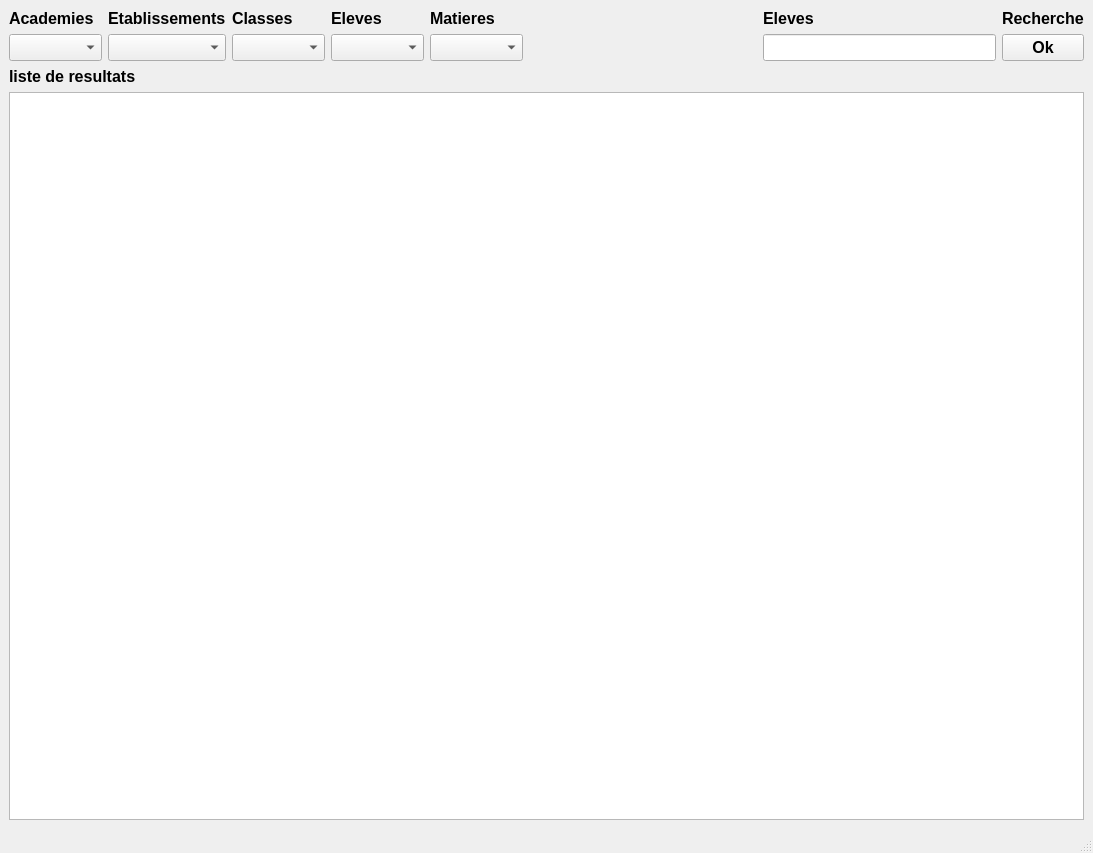
The window that elevRechDesign.ui (ludoovic/gestionClas) describes before a commit, drawn with Qt 5.
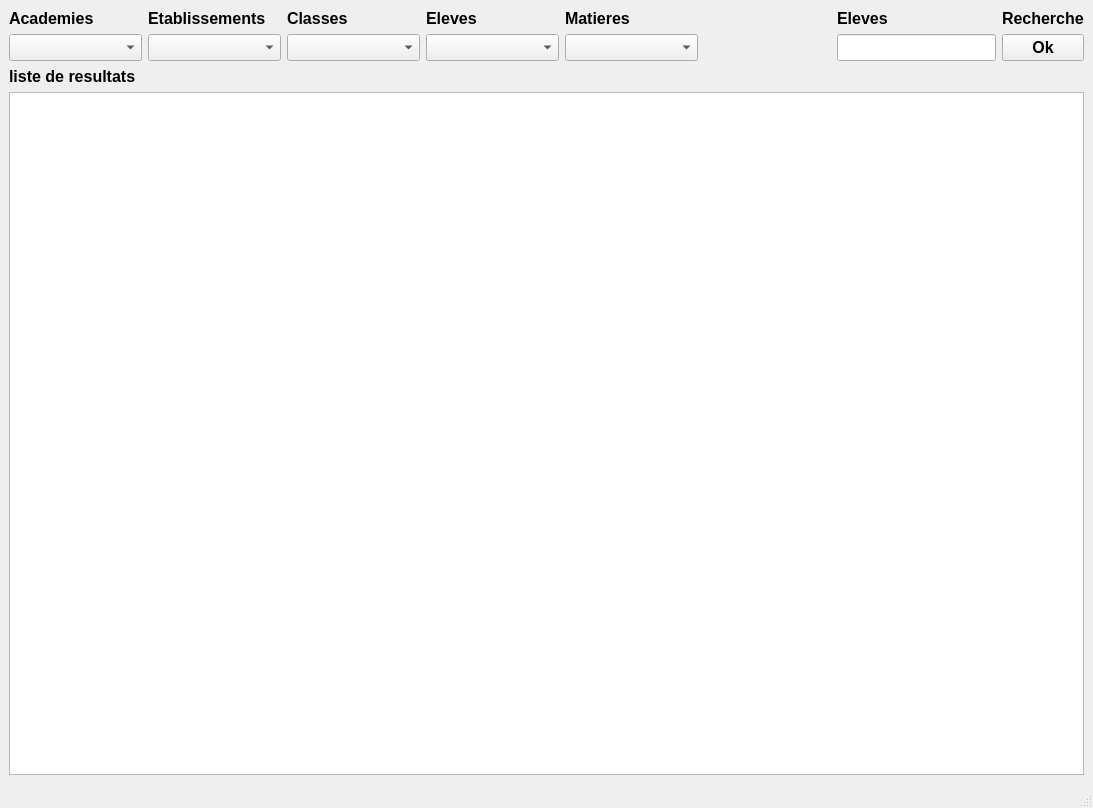
The same window after the commit.

Commit message: change expanding and minimum axpanding

The edit to the form file:
```diff
--- a/elevRechDesign.ui
+++ b/elevRechDesign.ui
@@ -7,7 +7,7 @@
     <x>0</x>
     <y>0</y>
     <width>1093</width>
-    <height>853</height>
+    <height>808</height>
    </rect>
   </property>
   <property name="font">
@@ -34,7 +34,14 @@
          </widget>
         </item>
         <item>
-         <widget class="QComboBox" name="cbAcad"/>
+         <widget class="QComboBox" name="cbAcad">
+          <property name="sizePolicy">
+           <sizepolicy hsizetype="Expanding" vsizetype="Fixed">
+            <horstretch>0</horstretch>
+            <verstretch>0</verstretch>
+           </sizepolicy>
+          </property>
+         </widget>
         </item>
        </layout>
       </item>
@@ -48,7 +55,14 @@
          </widget>
         </item>
         <item>
-         <widget class="QComboBox" name="cbEtab"/>
+         <widget class="QComboBox" name="cbEtab">
+          <property name="sizePolicy">
+           <sizepolicy hsizetype="Expanding" vsizetype="Fixed">
+            <horstretch>0</horstretch>
+            <verstretch>0</verstretch>
+           </sizepolicy>
+          </property>
+         </widget>
         </item>
        </layout>
       </item>
@@ -62,12 +76,22 @@
          </widget>
         </item>
         <item>
-         <widget class="QComboBox" name="cbClass"/>
+         <widget class="QComboBox" name="cbClass">
+          <property name="sizePolicy">
+           <sizepolicy hsizetype="Expanding" vsizetype="Fixed">
+            <horstretch>0</horstretch>
+            <verstretch>0</verstretch>
+           </sizepolicy>
+          </property>
+         </widget>
         </item>
        </layout>
       </item>
       <item>
        <layout class="QVBoxLayout" name="verticalLayout_7">
+        <property name="sizeConstraint">
+         <enum>QLayout::SetMaximumSize</enum>
+        </property>
         <item>
          <widget class="QLabel" name="labElev">
           <property name="text">
@@ -76,7 +100,14 @@
          </widget>
         </item>
         <item>
-         <widget class="QComboBox" name="cbElev"/>
+         <widget class="QComboBox" name="cbElev">
+          <property name="sizePolicy">
+           <sizepolicy hsizetype="MinimumExpanding" vsizetype="Fixed">
+            <horstretch>0</horstretch>
+            <verstretch>0</verstretch>
+           </sizepolicy>
+          </property>
+         </widget>
         </item>
        </layout>
       </item>
@@ -90,7 +121,14 @@
          </widget>
         </item>
         <item>
-         <widget class="QComboBox" name="cbMatier"/>
+         <widget class="QComboBox" name="cbMatier">
+          <property name="sizePolicy">
+           <sizepolicy hsizetype="Expanding" vsizetype="Fixed">
+            <horstretch>0</horstretch>
+            <verstretch>0</verstretch>
+           </sizepolicy>
+          </property>
+         </widget>
         </item>
        </layout>
       </item>
```
Left out of the diff: 2 changed lines with no effect on the pictures.
